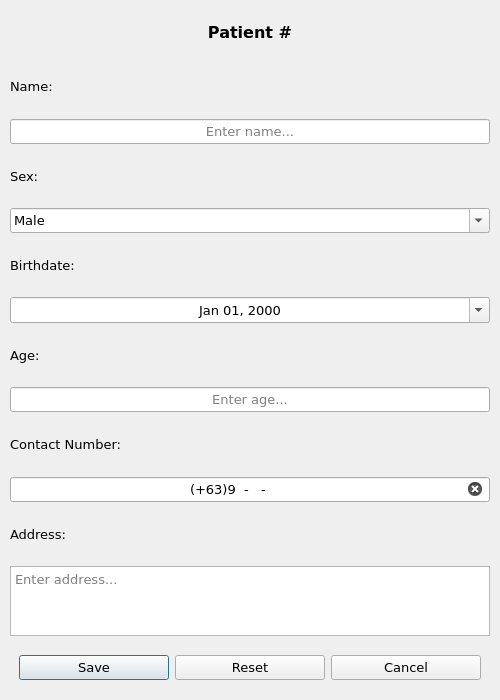
Old version of the form UI/main_patient_dialog_ui.ui in the repository jsmcodes/CPC-V.
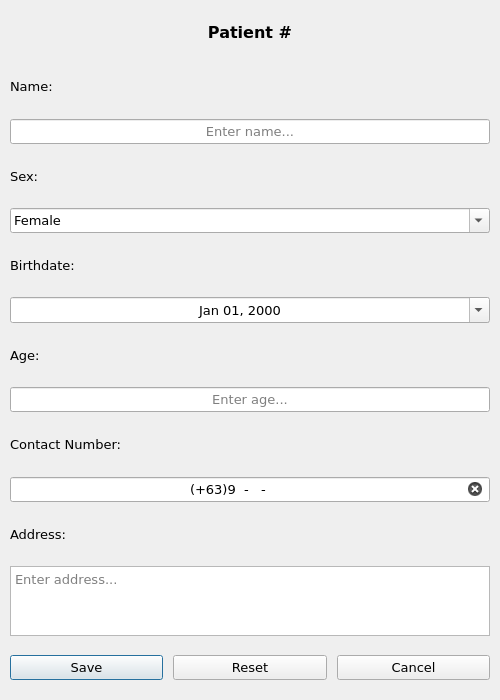
New version of the form.

Commit message: new tables, users, login, adding patients

```diff
--- a/UI/main_patient_dialog_ui.ui
+++ b/UI/main_patient_dialog_ui.ui
@@ -105,7 +105,7 @@
      </property>
      <item>
       <property name="text">
-       <string>Male</string>
+       <string>Female</string>
       </property>
      </item>
      <item>
@@ -208,10 +208,25 @@
     </widget>
    </item>
    <item>
-    <widget class="QWidget" name="widget" native="true">
-     <layout class="QHBoxLayout" name="horizontalLayout">
+    <widget class="QWidget" name="wdgt_dialog_buttons" native="true">
+     <layout class="QHBoxLayout" name="wdgt_dialog_buttons_2" stretch="1,1,1">
+      <property name="spacing">
+       <number>10</number>
+      </property>
+      <property name="leftMargin">
+       <number>0</number>
+      </property>
+      <property name="topMargin">
+       <number>0</number>
+      </property>
+      <property name="rightMargin">
+       <number>0</number>
+      </property>
+      <property name="bottomMargin">
+       <number>0</number>
+      </property>
       <item>
-       <widget class="QPushButton" name="pushButton">
+       <widget class="QPushButton" name="pshbtn_save">
         <property name="cursor">
          <cursorShape>PointingHandCursor</cursorShape>
         </property>
@@ -221,7 +236,7 @@
        </widget>
       </item>
       <item>
-       <widget class="QPushButton" name="pushButton_2">
+       <widget class="QPushButton" name="pshbtn_reset">
         <property name="cursor">
          <cursorShape>PointingHandCursor</cursorShape>
         </property>
@@ -231,7 +246,7 @@
        </widget>
       </item>
       <item>
-       <widget class="QPushButton" name="pushButton_3">
+       <widget class="QPushButton" name="pshbtn_cancel">
         <property name="cursor">
          <cursorShape>PointingHandCursor</cursorShape>
         </property>
```
Left out of the diff: 7 changed lines with no effect on the pictures. The commit also changes 11 other files.
